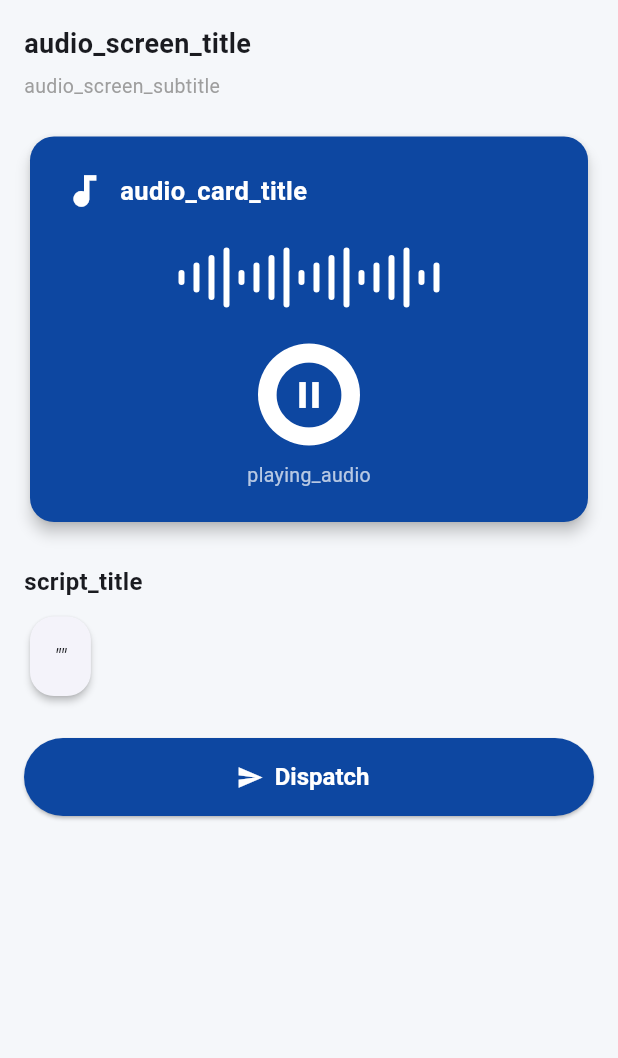
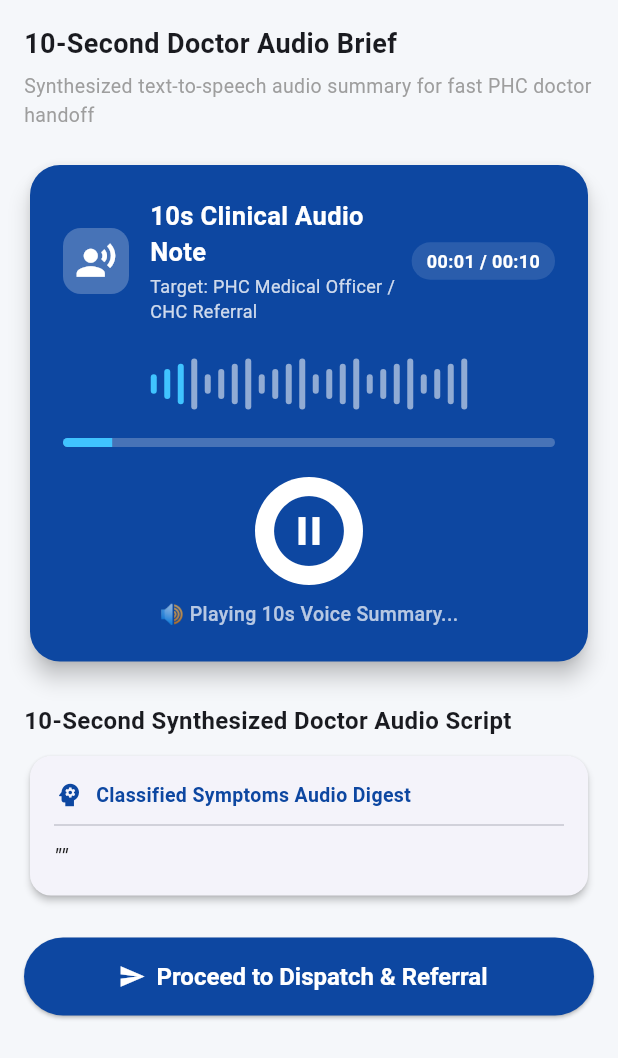
Before and after one commit to AngadDSingh0114/ASHA-triage-system, a Flutter app: the AudioPlayerScreen widget shown alone on an empty page, opened directly with empty values, after a tap on the "play circle filled" icon, on a phone screen of 412 x 824 dp. Shown: the top 1058 px of the screen. Run offline on Flutter 3.47's test engine with Material 3 defaults, Android fonts, the phone set to English and light mode, and no system bars; our stand-ins replace speech_to_text, sqflite; accounts and stored records are empty.

Commit message:
Add interactive 10s TTS Audio Note player with classified symptom script & live waveform

```diff
--- a/lib/screens/audio_player_screen.dart
+++ b/lib/screens/audio_player_screen.dart
@@ -1,3 +1,4 @@
+import 'dart:async';
 import 'package:flutter/material.dart';
 import '../l10n/app_translations.dart';
 import '../models/patient_triage_model.dart';
@@ -20,95 +21,196 @@ class AudioPlayerScreen extends StatefulWidget {
 
 class _AudioPlayerScreenState extends State<AudioPlayerScreen> {
   bool _isPlaying = false;
+  int _secondsPlayed = 0;
+  final int _totalDurationSeconds = 10;
+  Timer? _playbackTimer;
+
+  @override
+  void dispose() {
+    _playbackTimer?.cancel();
+    super.dispose();
+  }
+
+  void _togglePlayback() {
+    if (_isPlaying) {
+      _stopPlayback();
+    } else {
+      _startPlayback();
+    }
+  }
+
+  void _startPlayback() {
+    setState(() {
+      _isPlaying = true;
+      if (_secondsPlayed >= _totalDurationSeconds) {
+        _secondsPlayed = 0;
+      }
+    });
+
+    _playbackTimer?.cancel();
+    _playbackTimer = Timer.periodic(const Duration(seconds: 1), (timer) {
+      if (!mounted) return;
+      setState(() {
+        if (_secondsPlayed < _totalDurationSeconds) {
+          _secondsPlayed++;
+        } else {
+          _stopPlayback();
+        }
+      });
+    });
+  }
+
+  void _stopPlayback() {
+    _playbackTimer?.cancel();
+    if (mounted) {
+      setState(() {
+        _isPlaying = false;
+      });
+    }
+  }
+
+  String _formatDuration(int seconds) {
+    int mins = seconds ~/ 60;
+    int secs = seconds % 60;
+    return '${mins.toString().padLeft(2, '0')}:${secs.toString().padLeft(2, '0')}';
+  }
 
   @override
   Widget build(BuildContext context) {
+    final double progress = _secondsPlayed / _totalDurationSeconds;
+
     return SingleChildScrollView(
+      physics: const BouncingScrollPhysics(),
       padding: const EdgeInsets.all(16.0),
       child: Column(
         crossAxisAlignment: CrossAxisAlignment.start,
         children: [
           Text(
-            AppTranslations.getText('audio_screen_title', widget.currentLanguage),
+            AppTranslations.getText('audio_screen_title', widget.currentLanguage) == 'audio_screen_title'
+                ? '10-Second Doctor Audio Brief'
+                : AppTranslations.getText('audio_screen_title', widget.currentLanguage),
             style: const TextStyle(fontSize: 18, fontWeight: FontWeight.bold),
           ),
           const SizedBox(height: 6),
           Text(
-            AppTranslations.getText('audio_screen_subtitle', widget.currentLanguage),
+            AppTranslations.getText('audio_screen_subtitle', widget.currentLanguage) == 'audio_screen_subtitle'
+                ? 'Synthesized text-to-speech audio summary for fast PHC doctor handoff'
+                : AppTranslations.getText('audio_screen_subtitle', widget.currentLanguage),
             style: const TextStyle(fontSize: 13, color: Colors.grey),
           ),
           const SizedBox(height: 20),
 
-          // Audio Player Card
+          // 10-Second Audio Player Card
           Card(
-            elevation: 4,
+            elevation: 6,
             color: const Color(0xFF0D47A1),
+            shape: RoundedRectangleBorder(borderRadius: BorderRadius.circular(20)),
             child: Padding(
               padding: const EdgeInsets.all(22.0),
               child: Column(
                 children: [
                   Row(
                     children: [
-                      const Icon(Icons.audiotrack, color: Colors.white, size: 28),
-                      const SizedBox(width: 10),
+                      Container(
+                        padding: const EdgeInsets.all(8),
+                        decoration: BoxDecoration(
+                          color: Colors.white24,
+                          borderRadius: BorderRadius.circular(12),
+                        ),
+                        child: const Icon(Icons.record_voice_over, color: Colors.white, size: 28),
+                      ),
+                      const SizedBox(width: 14),
                       Expanded(
-                        child: Text(
-                          AppTranslations.getText('audio_card_title', widget.currentLanguage),
-                          style: const TextStyle(
+                        child: Column(
+                          crossAxisAlignment: CrossAxisAlignment.start,
+                          children: [
+                            const Text(
+                              '10s Clinical Audio Note',
+                              style: TextStyle(
                                 color: Colors.white,
                                 fontWeight: FontWeight.bold,
                                 fontSize: 17,
                               ),
                             ),
+                            const SizedBox(height: 2),
+                            Text(
+                              'Target: PHC Medical Officer / CHC Referral',
+                              style: TextStyle(color: Colors.white.withValues(alpha: 0.8), fontSize: 12),
                             ),
                           ],
                         ),
-                  const SizedBox(height: 24),
+                      ),
+                      Container(
+                        padding: const EdgeInsets.symmetric(horizontal: 10, vertical: 4),
+                        decoration: BoxDecoration(
+                          color: Colors.white12,
+                          borderRadius: BorderRadius.circular(20),
+                        ),
+                        child: Text(
+                          '${_formatDuration(_secondsPlayed)} / ${_formatDuration(_totalDurationSeconds)}',
+                          style: const TextStyle(color: Colors.white, fontSize: 12, fontWeight: FontWeight.w600),
+                        ),
+                      ),
+                    ],
+                  ),
+                  const SizedBox(height: 20),
 
-                  // Waveform Visualizer
-                  Row(
+                  // Animated Waveform Visualizer
+                  SizedBox(
+                    height: 40,
+                    child: Row(
                       mainAxisAlignment: MainAxisAlignment.center,
-                    children: List.generate(18, (index) {
-                      double height =
-                          _isPlaying ? (index % 4 + 1) * 10.0 : 8.0;
+                      children: List.generate(24, (index) {
+                        double height = _isPlaying ? ((index * 7 + _secondsPlayed * 5) % 28 + 8).toDouble() : 8.0;
+                        bool isActive = (index / 24.0) <= progress;
                         return AnimatedContainer(
-                        duration: const Duration(milliseconds: 200),
-                        margin: const EdgeInsets.symmetric(horizontal: 3),
+                          duration: const Duration(milliseconds: 150),
+                          margin: const EdgeInsets.symmetric(horizontal: 2.5),
                           width: 4,
                           height: height,
                           decoration: BoxDecoration(
-                          color: Colors.white,
+                            color: isActive ? Colors.lightBlueAccent : Colors.white54,
                             borderRadius: BorderRadius.circular(4),
                           ),
                         );
                       }),
                     ),
-                  const SizedBox(height: 24),
+                  ),
+                  const SizedBox(height: 16),
+
+                  // Progress Bar Indicator
+                  ClipRRect(
+                    borderRadius: BorderRadius.circular(10),
+                    child: LinearProgressIndicator(
+                      value: progress,
+                      backgroundColor: Colors.white24,
+                      valueColor: const AlwaysStoppedAnimation<Color>(Colors.lightBlueAccent),
+                      minHeight: 6,
+                    ),
+                  ),
+                  const SizedBox(height: 20),
 
                   // Play / Pause Button
                   IconButton.filled(
-                    iconSize: 52,
+                    iconSize: 56,
                     style: IconButton.styleFrom(
                       backgroundColor: Colors.white,
                       foregroundColor: const Color(0xFF0D47A1),
+                      elevation: 4,
                     ),
                     icon: Icon(
-                      _isPlaying
-                          ? Icons.pause_circle_filled
-                          : Icons.play_circle_fill,
+                      _isPlaying ? Icons.pause_circle_filled : Icons.play_circle_fill,
                     ),
-                    onPressed: () {
-                      setState(() {
-                        _isPlaying = !_isPlaying;
-                      });
-                    },
+                    onPressed: _togglePlayback,
                   ),
                   const SizedBox(height: 10),
                   Text(
                     _isPlaying
-                        ? AppTranslations.getText('playing_audio', widget.currentLanguage)
-                        : AppTranslations.getText('tap_play', widget.currentLanguage),
-                    style: const TextStyle(color: Colors.white70, fontSize: 13),
+                        ? '🔊 Playing 10s Voice Summary...'
+                        : (_secondsPlayed >= _totalDurationSeconds
+                            ? '✓ Audio Brief Complete (Tap to Replay)'
+                            : 'Tap Play to Listen to 10s Voice Note'),
+                    style: const TextStyle(color: Colors.white70, fontSize: 13, fontWeight: FontWeight.w500),
                   ),
                 ],
               ),
@@ -116,33 +218,53 @@ class _AudioPlayerScreenState extends State<AudioPlayerScreen> {
           ),
           const SizedBox(height: 24),
 
-          Text(
-            AppTranslations.getText('script_title', widget.currentLanguage),
-            style: const TextStyle(fontSize: 16, fontWeight: FontWeight.bold),
+          // Classified Symptoms & TTS Script Section
+          const Text(
+            '10-Second Synthesized Doctor Audio Script',
+            style: TextStyle(fontSize: 16, fontWeight: FontWeight.bold),
           ),
           const SizedBox(height: 8),
 
           Card(
+            elevation: 2,
+            shape: RoundedRectangleBorder(borderRadius: BorderRadius.circular(14)),
             child: Padding(
               padding: const EdgeInsets.all(16.0),
-              child: Text(
+              child: Column(
+                crossAxisAlignment: CrossAxisAlignment.start,
+                children: [
+                  Row(
+                    children: [
+                      const Icon(Icons.psychology, size: 20, color: Color(0xFF0D47A1)),
+                      const SizedBox(width: 8),
+                      const Text(
+                        'Classified Symptoms Audio Digest',
+                        style: TextStyle(fontWeight: FontWeight.bold, fontSize: 13, color: Color(0xFF0D47A1)),
+                      ),
+                    ],
+                  ),
+                  const Divider(height: 20),
+                  Text(
                     '"${widget.triageResult.ttsScript}"',
                     style: const TextStyle(
                       fontStyle: FontStyle.italic,
                       fontSize: 14,
                       height: 1.5,
+                      fontWeight: FontWeight.w500,
+                      color: Colors.black87,
                     ),
+                  ),
+                ],
               ),
             ),
           ),
           const SizedBox(height: 24),
 
+          // Forward Action Button
           ElevatedButton.icon(
             onPressed: widget.onGoToDispatch,
             icon: const Icon(Icons.send),
-            label: Text(
-              AppTranslations.getText('tab_dispatch', widget.currentLanguage),
-            ),
+            label: const Text('Proceed to Dispatch & Referral'),
             style: ElevatedButton.styleFrom(
               minimumSize: const Size.fromHeight(52),
               backgroundColor: const Color(0xFF0D47A1),
```
Lines whose indentation alone changed are shown as unchanged.
